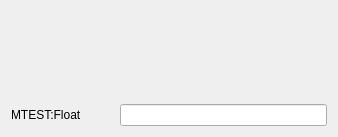
Above: examples/scale_indicator/scale.ui from slaclab/pydm before the change. Below: the same form after it.
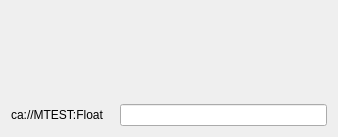
That is the form after the change. Custom widgets are drawn as their Qt base class.

Commit message: FIX: Adding the protocol to channel at example.

```diff
--- a/examples/scale_indicator/scale.ui
+++ b/examples/scale_indicator/scale.ui
@@ -112,7 +112,7 @@
     </string>
      </property>
      <property name="text">
-      <string>MTEST:Float</string>
+         <string>ca://MTEST:Float</string>
      </property>
     </widget>
    </item>
```
Left out of the diff: 4 changed lines with no effect on the pictures.
